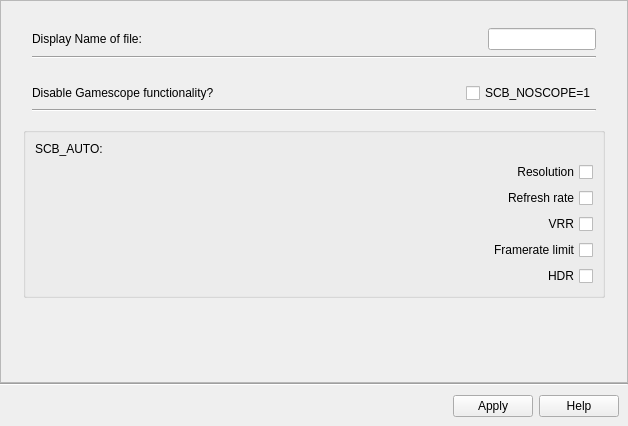
rfrench3/scopebuddy-gui, file src/general_settings.ui: the form before one commit.
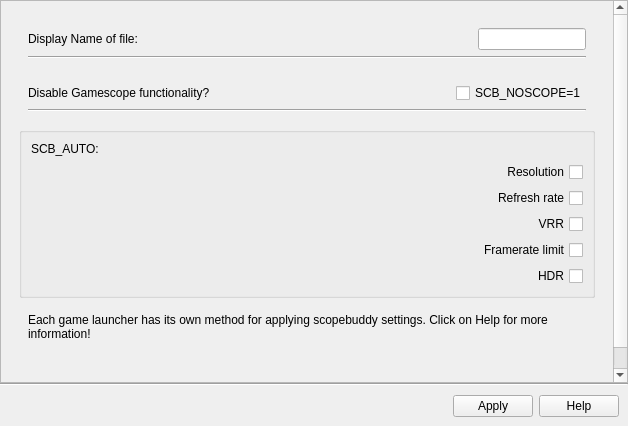
The form after the commit.

Commit message: tell users that launchers need to be set to use scopebuddy

```diff
--- a/src/general_settings.ui
+++ b/src/general_settings.ui
@@ -45,8 +45,8 @@
        <rect>
         <x>0</x>
         <y>0</y>
-        <width>628</width>
-        <height>377</height>
+        <width>607</width>
+        <height>410</height>
        </rect>
       </property>
       <layout class="QVBoxLayout" name="verticalLayout_4">
@@ -290,6 +290,61 @@
               </item>
              </layout>
             </item>
+            <item>
+             <widget class="QWidget" name="widget_scb_noscope_2" native="true">
+              <property name="sizePolicy">
+               <sizepolicy hsizetype="Preferred" vsizetype="Maximum">
+                <horstretch>0</horstretch>
+                <verstretch>0</verstretch>
+               </sizepolicy>
+              </property>
+              <property name="toolTip">
+               <string>&lt;html&gt;&lt;head/&gt;&lt;body&gt;&lt;p&gt;Enable this setting to have your desktop render games directly, instead of letting Gamescope render them. This will fix any issues caused by Gamescope, but also means you will not be able to use any gamescope-specific features either.&lt;/p&gt;&lt;/body&gt;&lt;/html&gt;</string>
+              </property>
+              <layout class="QVBoxLayout" name="verticalLayout_33">
+               <property name="spacing">
+                <number>6</number>
+               </property>
+               <item>
+                <widget class="QWidget" name="widget_39" native="true">
+                 <property name="sizePolicy">
+                  <sizepolicy hsizetype="Preferred" vsizetype="Minimum">
+                   <horstretch>0</horstretch>
+                   <verstretch>0</verstretch>
+                  </sizepolicy>
+                 </property>
+                 <layout class="QHBoxLayout" name="horizontalLayout_28" stretch="0">
+                  <property name="spacing">
+                   <number>6</number>
+                  </property>
+                  <property name="leftMargin">
+                   <number>0</number>
+                  </property>
+                  <property name="topMargin">
+                   <number>0</number>
+                  </property>
+                  <property name="rightMargin">
+                   <number>0</number>
+                  </property>
+                  <property name="bottomMargin">
+                   <number>0</number>
+                  </property>
+                  <item>
+                   <widget class="QLabel" name="label_13">
+                    <property name="text">
+                     <string>Each game launcher has its own method for applying scopebuddy settings. Click on Help for more information!</string>
+                    </property>
+                    <property name="wordWrap">
+                     <bool>true</bool>
+                    </property>
+                   </widget>
+                  </item>
+                 </layout>
+                </widget>
+               </item>
+              </layout>
+             </widget>
+            </item>
             <item>
              <spacer name="verticalSpacer">
               <property name="orientation">
```
